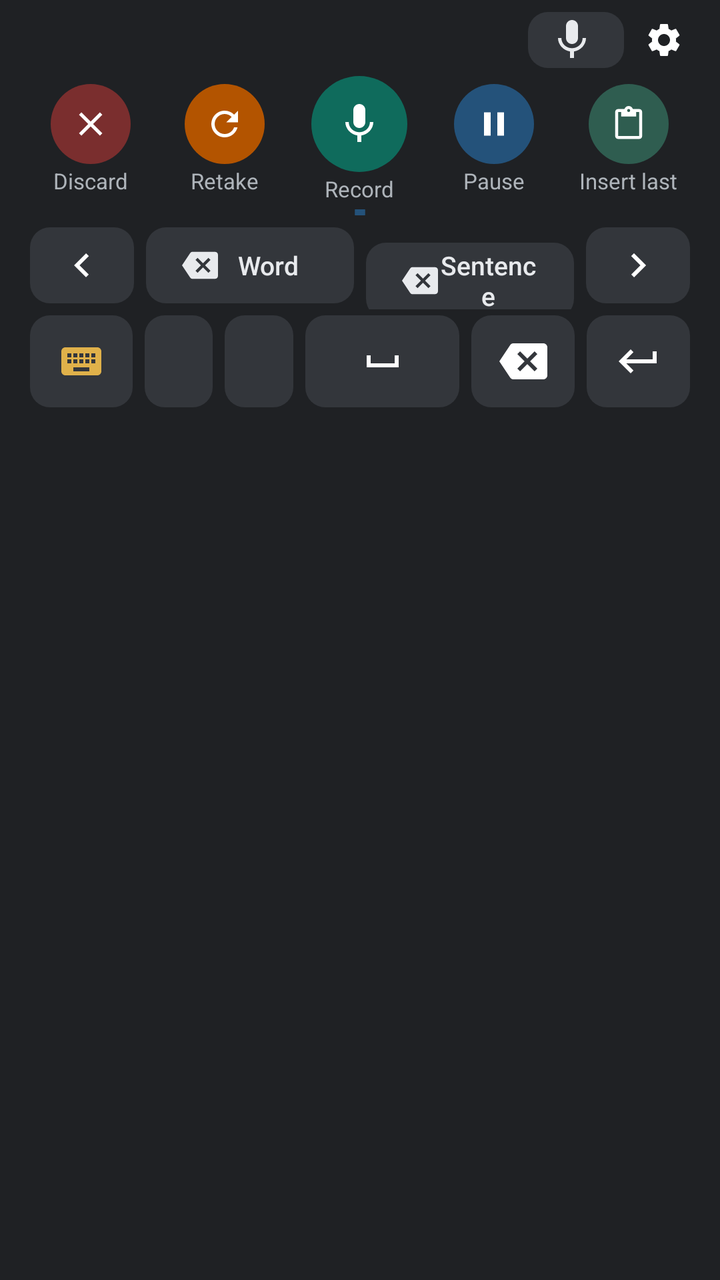
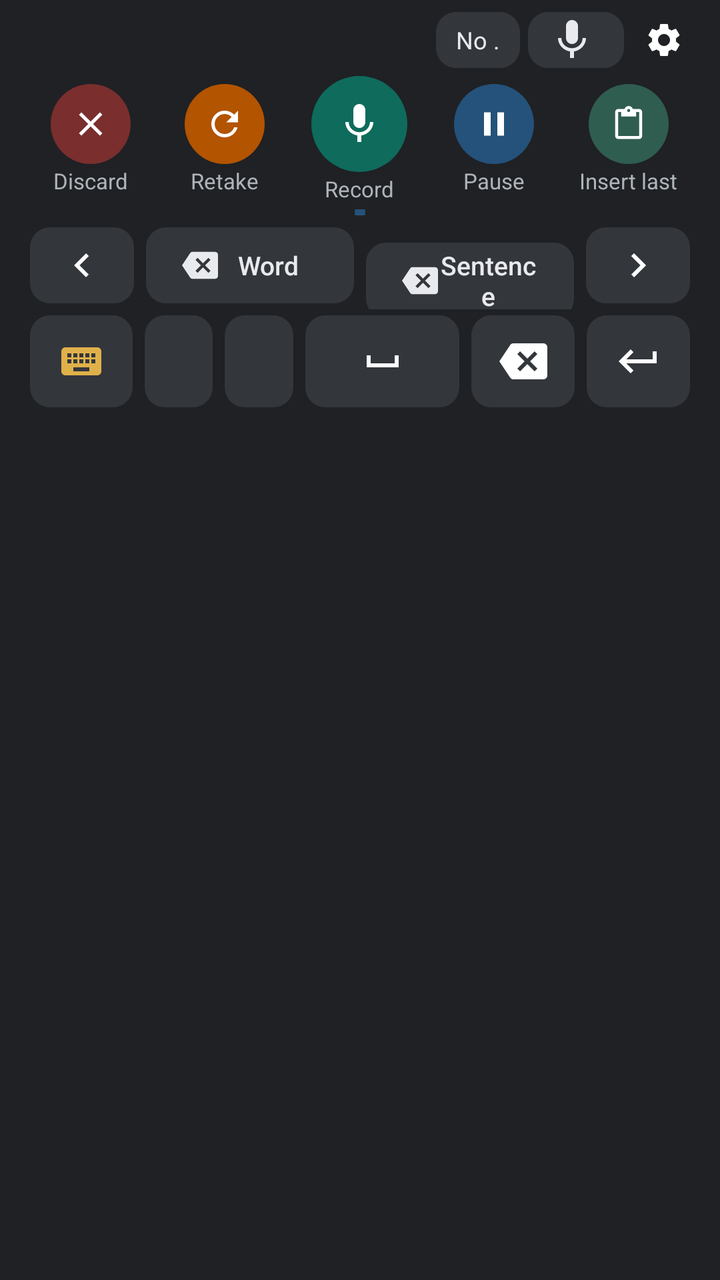

The first picture is an Android layout as it rendered before a commit; the second is the same layout after the commit. The layout source and the unified diff follow.
<!-- AndroidManifest.xml: application theme AppTheme -->
<!-- res/layout/ime_view.xml -->
<?xml version="1.0" encoding="utf-8"?>
<LinearLayout xmlns:android="http://schemas.android.com/apk/res/android"
    android:layout_width="match_parent"
    android:layout_height="wrap_content"
    android:background="@color/ime_bg"
    android:orientation="vertical"
    android:paddingHorizontal="12dp"
    android:paddingTop="4dp"
    android:paddingBottom="2dp">

    <LinearLayout
        android:layout_width="match_parent"
        android:layout_height="32dp"
        android:gravity="center_vertical"
        android:orientation="horizontal">

        <LinearLayout
            android:layout_width="0dp"
            android:layout_height="wrap_content"
            android:layout_weight="1"
            android:gravity="start|center_vertical"
            android:orientation="horizontal">

            <ProgressBar
                android:id="@+id/spinner"
                style="?android:attr/progressBarStyleSmall"
                android:layout_width="16dp"
                android:layout_height="16dp"
                android:layout_marginEnd="8dp"
                android:visibility="gone" />

            <TextView
                android:id="@+id/status"
                android:layout_width="wrap_content"
                android:layout_height="wrap_content"
                android:ellipsize="end"
                android:maxLines="1"
                android:paddingHorizontal="8dp"
                android:paddingVertical="2dp"
                android:textColor="@color/ime_text"
                android:textSize="13sp" />
        </LinearLayout>

        
        <TextView
            android:id="@+id/source"
            android:layout_width="wrap_content"
            android:layout_height="28dp"
            android:layout_marginEnd="4dp"
            android:background="@drawable/key_bg"
            android:drawableStart="@drawable/ic_mic"
            android:drawablePadding="4dp"
            android:drawableTint="@color/ime_text"
            android:ellipsize="end"
            android:gravity="center_vertical"
            android:maxLines="1"
            android:maxWidth="120dp"
            android:paddingHorizontal="10dp"
            android:textColor="@color/ime_text"
            android:textSize="12sp" />

        <ImageButton
            android:id="@+id/settings"
            android:layout_width="32dp"
            android:layout_height="32dp"
            android:background="?android:attr/selectableItemBackgroundBorderless"
            android:contentDescription="@string/cd_settings"
            android:padding="6dp"
            android:scaleType="fitCenter"
            android:src="@drawable/ic_settings" />
    </LinearLayout>

    
    <LinearLayout
        android:layout_width="match_parent"
        android:layout_height="wrap_content"
        android:layout_marginTop="2dp"
        android:gravity="center_vertical"
        android:orientation="horizontal">
        <LinearLayout
            android:layout_width="0dp"
            android:layout_height="wrap_content"
            android:layout_weight="1"
            android:gravity="center_horizontal"
            android:orientation="vertical">
            <ImageButton
                android:id="@+id/discard"
                android:layout_width="40dp"
                android:layout_height="40dp"
                android:background="@drawable/ime_round"
                android:backgroundTint="@color/bubble_discard"
                android:contentDescription="@string/action_discard"
                android:foreground="@drawable/ime_round_press"
                android:padding="10dp"
                android:scaleType="fitCenter"
                android:src="@drawable/ic_close" />
            <TextView
                android:id="@+id/discard_lbl"
                android:layout_width="wrap_content"
                android:layout_height="wrap_content"
                android:layout_marginTop="1dp"
                android:maxLines="1"
                android:text="@string/discard"
                android:textColor="@color/ime_label"
                android:textSize="11sp" />
        </LinearLayout>
        <LinearLayout
            android:layout_width="0dp"
            android:layout_height="wrap_content"
            android:layout_weight="1"
            android:gravity="center_horizontal"
            android:orientation="vertical">
            <ImageButton
                android:id="@+id/restart"
                android:layout_width="40dp"
                android:layout_height="40dp"
                android:background="@drawable/ime_round"
                android:backgroundTint="@color/bubble_retake"
                android:contentDescription="@string/action_restart"
                android:foreground="@drawable/ime_round_press"
                android:padding="10dp"
                android:scaleType="fitCenter"
                android:src="@drawable/ic_retake" />
            <TextView
                android:id="@+id/restart_lbl"
                android:layout_width="wrap_content"
                android:layout_height="wrap_content"
                android:layout_marginTop="1dp"
                android:maxLines="1"
                android:text="@string/restart"
                android:textColor="@color/ime_label"
                android:textSize="11sp" />
        </LinearLayout>
        <LinearLayout
            android:layout_width="0dp"
            android:layout_height="wrap_content"
            android:layout_weight="1"
            android:gravity="center_horizontal"
            android:orientation="vertical">
            <ImageButton
                android:id="@+id/mic"
                android:layout_width="48dp"
                android:layout_height="48dp"
                android:background="@drawable/ime_round"
                android:backgroundTint="@color/ime_mic_idle"
                android:contentDescription="@string/cd_mic"
                android:foreground="@drawable/ime_round_press"
                android:padding="12dp"
                android:scaleType="fitCenter"
                android:src="@drawable/ic_mic" />
            <TextView
                android:id="@+id/mic_lbl"
                android:layout_width="wrap_content"
                android:layout_height="wrap_content"
                android:layout_marginTop="1dp"
                android:maxLines="1"
                android:text="@string/ime_lbl_record"
                android:textColor="@color/ime_label"
                android:textSize="11sp" />
        </LinearLayout>
        <LinearLayout
            android:layout_width="0dp"
            android:layout_height="wrap_content"
            android:layout_weight="1"
            android:gravity="center_horizontal"
            android:orientation="vertical">
            <ImageButton
                android:id="@+id/pause"
                android:layout_width="40dp"
                android:layout_height="40dp"
                android:background="@drawable/ime_round"
                android:backgroundTint="@color/ime_pause"
                android:contentDescription="@string/action_pause"
                android:foreground="@drawable/ime_round_press"
                android:padding="10dp"
                android:scaleType="fitCenter"
                android:src="@drawable/ic_pause" />
            <TextView
                android:id="@+id/pause_lbl"
                android:layout_width="wrap_content"
                android:layout_height="wrap_content"
                android:layout_marginTop="1dp"
                android:maxLines="1"
                android:text="@string/pause"
                android:textColor="@color/ime_label"
                android:textSize="11sp" />
        </LinearLayout>
        <LinearLayout
            android:layout_width="0dp"
            android:layout_height="wrap_content"
            android:layout_weight="1"
            android:gravity="center_horizontal"
            android:orientation="vertical">
            <ImageButton
                android:id="@+id/insert_last"
                android:layout_width="40dp"
                android:layout_height="40dp"
                android:background="@drawable/ime_round"
                android:backgroundTint="@color/ime_insert"
                android:contentDescription="@string/insert_last"
                android:foreground="@drawable/ime_round_press"
                android:padding="11dp"
                android:scaleType="fitCenter"
                android:src="@drawable/ic_paste" />
            <TextView
                android:id="@+id/insert_last_lbl"
                android:layout_width="wrap_content"
                android:layout_height="wrap_content"
                android:layout_marginTop="1dp"
                android:maxLines="1"
                android:text="@string/ime_lbl_insert"
                android:textColor="@color/ime_label"
                android:textSize="11sp" />
        </LinearLayout>
    </LinearLayout>

    <View
        android:id="@+id/level"
        android:layout_width="match_parent"
        android:layout_height="3dp"
        android:layout_marginHorizontal="40dp"
        android:layout_marginTop="3dp"
        android:background="@drawable/level_bar"
        android:scaleX="0.02" />

    
    <LinearLayout
        android:layout_width="match_parent"
        android:layout_height="wrap_content"
        android:layout_marginTop="3dp"
        android:orientation="horizontal">

        <ImageButton
            android:id="@+id/cursor_left"
            android:layout_width="0dp"
            android:layout_height="38dp"
            android:layout_margin="3dp"
            android:layout_weight="1"
            android:background="@drawable/key_bg"
            android:contentDescription="@string/cd_cursor_left"
            android:src="@drawable/ic_cursor_left" />

        <Button
            android:id="@+id/delete_word"
            android:layout_width="0dp"
            android:layout_height="38dp"
            android:layout_margin="3dp"
            android:layout_weight="2"
            android:background="@drawable/key_bg"
            android:drawableStart="@drawable/ic_backspace_small"
            android:drawableTint="@color/ime_text"
            android:paddingHorizontal="12dp"
            android:text="@string/ime_delete_word"
            android:textAllCaps="false"
            android:textColor="@color/ime_text"
            android:textSize="13sp" />

        <Button
            android:id="@+id/delete_sentence"
            android:layout_width="0dp"
            android:layout_height="38dp"
            android:layout_margin="3dp"
            android:layout_weight="2"
            android:background="@drawable/key_bg"
            android:drawableStart="@drawable/ic_backspace_small"
            android:drawableTint="@color/ime_text"
            android:paddingHorizontal="12dp"
            android:text="@string/ime_delete_sentence"
            android:textAllCaps="false"
            android:textColor="@color/ime_text"
            android:textSize="13sp" />

        <ImageButton
            android:id="@+id/cursor_right"
            android:layout_width="0dp"
            android:layout_height="38dp"
            android:layout_margin="3dp"
            android:layout_weight="1"
            android:background="@drawable/key_bg"
            android:contentDescription="@string/cd_cursor_right"
            android:src="@drawable/ic_cursor_right" />
    </LinearLayout>

    <LinearLayout
        android:layout_width="match_parent"
        android:layout_height="wrap_content"
        android:layout_marginTop="0dp"
        android:orientation="horizontal">

        <ImageButton
            android:id="@+id/switch_ime"
            android:layout_width="0dp"
            android:layout_height="46dp"
            android:layout_margin="3dp"
            android:layout_weight="1.2"
            android:background="@drawable/key_bg"
            android:contentDescription="@string/cd_switch"
            android:src="@drawable/ic_keyboard"
            android:tint="@color/ime_switch" />

        <Button
            android:id="@+id/comma"
            android:layout_width="0dp"
            android:layout_height="46dp"
            android:layout_margin="3dp"
            android:layout_weight="0.8"
            android:background="@drawable/key_bg"
            android:contentDescription="@string/cd_comma"
            android:text=","
            android:textColor="@color/ime_text"
            android:textSize="22sp" />

        <Button
            android:id="@+id/period"
            android:layout_width="0dp"
            android:layout_height="46dp"
            android:layout_margin="3dp"
            android:layout_weight="0.8"
            android:background="@drawable/key_bg"
            android:contentDescription="@string/cd_period"
            android:text="."
            android:textColor="@color/ime_text"
            android:textSize="22sp" />

        <ImageButton
            android:id="@+id/space"
            android:layout_width="0dp"
            android:layout_height="46dp"
            android:layout_margin="3dp"
            android:layout_weight="1.8"
            android:background="@drawable/key_bg"
            android:contentDescription="@string/cd_space"
            android:src="@drawable/ic_space" />

        <ImageButton
            android:id="@+id/backspace"
            android:layout_width="0dp"
            android:layout_height="46dp"
            android:layout_margin="3dp"
            android:layout_weight="1.2"
            android:background="@drawable/key_bg"
            android:contentDescription="@string/cd_backspace"
            android:src="@drawable/ic_backspace" />

        <ImageButton
            android:id="@+id/enter"
            android:layout_width="0dp"
            android:layout_height="46dp"
            android:layout_margin="3dp"
            android:layout_weight="1.2"
            android:background="@drawable/key_bg"
            android:contentDescription="@string/cd_enter"
            android:src="@drawable/ic_enter" />
    </LinearLayout>
</LinearLayout>
<!-- resources referenced by this layout -->
<resources>
  <color name="bubble_discard">#7A2E2E</color>
  <color name="bubble_retake">#B35400</color>
  <color name="ime_bg">#1F2124</color>
  <color name="ime_insert">#2F5D50</color>
  <color name="ime_label">#AEB4BA</color>
  <color name="ime_mic_idle">#0F6B5C</color>
  <color name="ime_pause">#24527A</color>
  <color name="ime_switch">#E0B14A</color>
  <color name="ime_text">#E8EAED</color>
  <!-- drawable ic_pause (drawable) -->
  <vector xmlns:android="http://schemas.android.com/apk/res/android" android:width="24dp" android:height="24dp" android:viewportWidth="24" android:viewportHeight="24">
      <path android:fillColor="#FFFFFFFF" android:pathData="M6,19h4V5H6v14zM14,5v14h4V5h-4z"/>
  </vector>
  <!-- drawable ic_space (drawable) -->
  <vector xmlns:android="http://schemas.android.com/apk/res/android" android:width="24dp" android:height="24dp" android:viewportWidth="24" android:viewportHeight="24">
      <path android:fillColor="#FFFFFFFF" android:pathData="M18,9v4H6V9H4v6h16V9z"/>
  </vector>
  <!-- drawable ime_round (drawable) -->
  <shape xmlns:android="http://schemas.android.com/apk/res/android" android:shape="oval">
      <solid android:color="#FFFFFFFF" />
  </shape>
  <!-- drawable ime_round_press (drawable) -->
  <ripple xmlns:android="http://schemas.android.com/apk/res/android" android:color="#40FFFFFF">
      <item android:id="@android:id/mask">
          <shape android:shape="oval"><solid android:color="#FFFFFFFF" /></shape>
      </item>
  </ripple>
  <!-- drawable key_bg (drawable) -->
  <shape xmlns:android="http://schemas.android.com/apk/res/android" android:shape="rectangle">
      <solid android:color="@color/ime_key" />
      <corners android:radius="10dp" />
  </shape>
  <!-- drawable level_bar (drawable) -->
  <shape xmlns:android="http://schemas.android.com/apk/res/android" android:shape="rectangle">
      <solid android:color="@color/accent" />
      <corners android:radius="2dp" />
  </shape>
  <string name="action_discard">Discard</string>
  <string name="action_pause">Pause or resume</string>
  <string name="action_restart">Retake (start over)</string>
  <string name="cd_backspace">Delete</string>
  <string name="cd_comma">Comma</string>
  <string name="cd_cursor_left">Cursor left</string>
  <string name="cd_cursor_right">Cursor right</string>
  <string name="cd_enter">Enter</string>
  <string name="cd_mic">Record</string>
  <string name="cd_period">Full stop</string>
  <string name="cd_settings">Hebrish settings</string>
  <string name="cd_space">Space</string>
  <string name="cd_switch">Back to previous keyboard</string>
  <string name="discard">Discard</string>
  <string name="ime_delete_sentence">Sentence</string>
  <string name="ime_delete_word">Word</string>
  <string name="ime_lbl_insert">Insert last</string>
  <string name="ime_lbl_record">Record</string>
  <string name="insert_last">Insert last transcript</string>
  <string name="pause">Pause</string>
  <string name="restart">Retake</string>
  <color name="ime_key">#33363B</color>
  <color name="accent">#24527A</color>
  <color name="brand_bg">#FBF8F2</color>
  <color name="brand_accent">#0F6B5C</color>
  <color name="brand_muted">#5B6662</color>
  <color name="brand_ink">#1D2422</color>
  <style name="AppBar" parent="@android:style/Widget.Material.Light.ActionBar.Solid">
          <item name="android:background">@color/brand_bg</item>
          <item name="android:elevation">0dp</item>
          <item name="android:titleTextStyle">@style/AppBarTitle</item>
      </style>
  <style name="AppBarTitle" parent="@android:style/TextAppearance.Material.Widget.ActionBar.Title">
          <item name="android:textColor">@color/brand_ink</item>
          <item name="android:fontFamily">sans-serif-medium</item>
      </style>
  <color name="brand_accent_soft">#D8EFE7</color>
  <!-- unchanged entries left out for length: 14 -->
</resources>

<!-- the commit's change to res/layout/ime_view.xml (unified diff, before → after) -->
@@ -43,6 +43,20 @@
 
         
         <TextView
+            android:id="@+id/no_stop"
+            android:layout_width="wrap_content"
+            android:layout_height="28dp"
+            android:layout_marginEnd="4dp"
+            android:background="@drawable/key_bg"
+            android:gravity="center_vertical"
+            android:maxLines="1"
+            android:paddingHorizontal="10dp"
+            android:text="@string/ime_no_stop"
+            android:textColor="@color/ime_text"
+            android:textSize="12sp" />
+
+        
+        <TextView
             android:id="@+id/source"
             android:layout_width="wrap_content"
             android:layout_height="28dp"
<!-- resource entries referenced after the edit -->
@@ -55,6 +55,7 @@
   <string name="ime_delete_word">Word</string>
   <string name="ime_lbl_insert">Insert last</string>
   <string name="ime_lbl_record">Record</string>
+  <string name="ime_no_stop">No .</string>
   <string name="insert_last">Insert last transcript</string>
   <string name="pause">Pause</string>
   <string name="restart">Retake</string>
